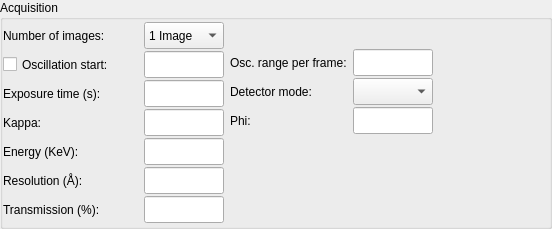
This is BlissFramework/Bricks/widgets/ui_files/Qt4_acquisition_widget_vertical_simple_layout.ui in mxcube/mxcubeqt as Qt 5 draws it before an edit. The edited form follows.
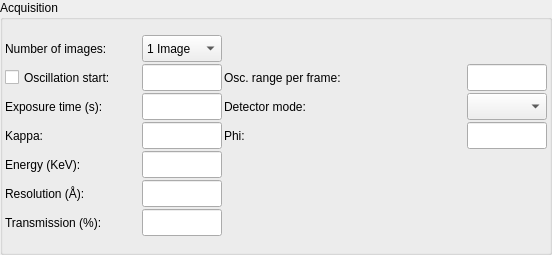
This is the edited form.

What changed in the file:
```diff
--- a/BlissFramework/Bricks/widgets/ui_files/Qt4_acquisition_widget_vertical_simple_layout.ui
+++ b/BlissFramework/Bricks/widgets/ui_files/Qt4_acquisition_widget_vertical_simple_layout.ui
@@ -7,7 +7,7 @@
     <x>0</x>
     <y>0</y>
     <width>552</width>
-    <height>229</height>
+    <height>255</height>
    </rect>
   </property>
   <property name="sizePolicy">
@@ -47,36 +47,62 @@
       <property name="spacing">
        <number>2</number>
       </property>
-      <property name="leftMargin">
-       <number>0</number>
+      <property name="margin">
+       <number>2</number>
       </property>
+      <item>
+       <layout class="QGridLayout" name="gridLayout">
       <property name="topMargin">
+         <number>0</number>
+        </property>
+        <property name="spacing">
        <number>2</number>
       </property>
-      <property name="rightMargin">
-       <number>0</number>
-      </property>
-      <property name="bottomMargin">
-       <number>0</number>
-      </property>
-      <item>
-       <layout class="QHBoxLayout">
-        <item>
-         <layout class="QHBoxLayout">
-          <property name="spacing">
-           <number>6</number>
+        <item row="3" column="2">
+         <widget class="QLabel" name="kappa_phi_label">
+          <property name="minimumSize">
+           <size>
+            <width>0</width>
+            <height>27</height>
+           </size>
+          </property>
+          <property name="maximumSize">
+           <size>
+            <width>16777215</width>
+            <height>27</height>
+           </size>
+          </property>
+          <property name="text">
+           <string>Phi:</string>
           </property>
-          <property name="margin">
-           <number>0</number>
+          <property name="wordWrap">
+           <bool>false</bool>
           </property>
-          <item>
-           <layout class="QHBoxLayout">
-            <item>
-             <layout class="QVBoxLayout">
-              <property name="spacing">
-               <number>2</number>
-              </property>
-              <item>
+         </widget>
+        </item>
+        <item row="2" column="0">
+         <widget class="QLabel" name="exp_time_label">
+          <property name="minimumSize">
+           <size>
+            <width>0</width>
+            <height>27</height>
+           </size>
+          </property>
+          <property name="maximumSize">
+           <size>
+            <width>16777215</width>
+            <height>27</height>
+           </size>
+          </property>
+          <property name="text">
+           <string>Exposure time (s):</string>
+          </property>
+          <property name="wordWrap">
+           <bool>false</bool>
+          </property>
+         </widget>
+        </item>
+        <item row="0" column="0">
                <widget class="QLabel" name="num_images_label">
                 <property name="sizePolicy">
                  <sizepolicy hsizetype="Fixed" vsizetype="Preferred">
@@ -111,105 +137,7 @@
                 </property>
                </widget>
               </item>
-              <item>
-               <widget class="QCheckBox" name="osc_start_cbox">
-                <property name="maximumSize">
-                 <size>
-                  <width>16777215</width>
-                  <height>27</height>
-                 </size>
-                </property>
-                <property name="text">
-                 <string>Oscillation start:</string>
-                </property>
-               </widget>
-              </item>
-              <item>
-               <widget class="QLabel" name="exp_time_label">
-                <property name="minimumSize">
-                 <size>
-                  <width>0</width>
-                  <height>27</height>
-                 </size>
-                </property>
-                <property name="maximumSize">
-                 <size>
-                  <width>16777215</width>
-                  <height>27</height>
-                 </size>
-                </property>
-                <property name="text">
-                 <string>Exposure time (s):</string>
-                </property>
-                <property name="wordWrap">
-                 <bool>false</bool>
-                </property>
-               </widget>
-              </item>
-              <item>
-               <widget class="QLabel" name="kappa_label">
-                <property name="minimumSize">
-                 <size>
-                  <width>0</width>
-                  <height>27</height>
-                 </size>
-                </property>
-                <property name="maximumSize">
-                 <size>
-                  <width>16777215</width>
-                  <height>27</height>
-                 </size>
-                </property>
-                <property name="text">
-                 <string>Kappa:</string>
-                </property>
-               </widget>
-              </item>
-              <item>
-               <widget class="QLabel" name="energy_label">
-                <property name="minimumSize">
-                 <size>
-                  <width>0</width>
-                  <height>27</height>
-                 </size>
-                </property>
-                <property name="maximumSize">
-                 <size>
-                  <width>16777215</width>
-                  <height>27</height>
-                 </size>
-                </property>
-                <property name="text">
-                 <string>Energy (KeV):</string>
-                </property>
-                <property name="wordWrap">
-                 <bool>false</bool>
-                </property>
-               </widget>
-              </item>
-              <item>
-               <widget class="QLabel" name="resolution_label">
-                <property name="minimumSize">
-                 <size>
-                  <width>0</width>
-                  <height>27</height>
-                 </size>
-                </property>
-                <property name="maximumSize">
-                 <size>
-                  <width>16777215</width>
-                  <height>27</height>
-                 </size>
-                </property>
-                <property name="text">
-                 <string>Resolution (Å):</string>
-                </property>
-                <property name="wordWrap">
-                 <bool>false</bool>
-                </property>
-               </widget>
-              </item>
-              <item>
+        <item row="6" column="0">
                <widget class="QLabel" name="transmission_label">
                 <property name="sizePolicy">
                  <sizepolicy hsizetype="Preferred" vsizetype="Preferred">
@@ -237,14 +165,20 @@
                 </property>
                </widget>
               </item>
-             </layout>
-            </item>
-            <item>
-             <layout class="QVBoxLayout">
-              <property name="spacing">
-               <number>2</number>
-              </property>
-              <item>
+        <item row="1" column="0">
+         <widget class="QCheckBox" name="osc_start_cbox">
+          <property name="maximumSize">
+           <size>
+            <width>16777215</width>
+            <height>27</height>
+           </size>
+          </property>
+          <property name="text">
+           <string>Oscillation start:</string>
+          </property>
+         </widget>
+        </item>
+        <item row="0" column="1">
                <widget class="QComboBox" name="num_images_cbox">
                 <property name="minimumSize">
                  <size>
@@ -275,7 +209,7 @@
                 </item>
                </widget>
               </item>
-              <item>
+        <item row="1" column="1">
                <widget class="QLineEdit" name="osc_start_ledit">
                 <property name="minimumSize">
                  <size>
@@ -291,7 +225,26 @@
                 </property>
                </widget>
               </item>
-              <item>
+        <item row="3" column="0">
+         <widget class="QLabel" name="kappa_label">
+          <property name="minimumSize">
+           <size>
+            <width>0</width>
+            <height>27</height>
+           </size>
+          </property>
+          <property name="maximumSize">
+           <size>
+            <width>16777215</width>
+            <height>27</height>
+           </size>
+          </property>
+          <property name="text">
+           <string>Kappa:</string>
+          </property>
+         </widget>
+        </item>
+        <item row="2" column="1">
                <widget class="QLineEdit" name="exp_time_ledit">
                 <property name="minimumSize">
                  <size>
@@ -307,7 +260,51 @@
                 </property>
                </widget>
               </item>
-              <item>
+        <item row="4" column="0">
+         <widget class="QLabel" name="energy_label">
+          <property name="minimumSize">
+           <size>
+            <width>0</width>
+            <height>27</height>
+           </size>
+          </property>
+          <property name="maximumSize">
+           <size>
+            <width>16777215</width>
+            <height>27</height>
+           </size>
+          </property>
+          <property name="text">
+           <string>Energy (KeV):</string>
+          </property>
+          <property name="wordWrap">
+           <bool>false</bool>
+          </property>
+         </widget>
+        </item>
+        <item row="5" column="0">
+         <widget class="QLabel" name="resolution_label">
+          <property name="minimumSize">
+           <size>
+            <width>0</width>
+            <height>27</height>
+           </size>
+          </property>
+          <property name="maximumSize">
+           <size>
+            <width>16777215</width>
+            <height>27</height>
+           </size>
+          </property>
+          <property name="text">
+           <string>Resolution (Å):</string>
+          </property>
+          <property name="wordWrap">
+           <bool>false</bool>
+          </property>
+         </widget>
+        </item>
+        <item row="3" column="1">
                <widget class="QLineEdit" name="kappa_ledit">
                 <property name="minimumSize">
                  <size>
@@ -323,7 +320,7 @@
                 </property>
                </widget>
               </item>
-              <item>
+        <item row="4" column="1">
                <widget class="QLineEdit" name="energy_ledit">
                 <property name="minimumSize">
                  <size>
@@ -339,7 +336,7 @@
                 </property>
                </widget>
               </item>
-              <item>
+        <item row="5" column="1">
                <widget class="QLineEdit" name="resolution_ledit">
                 <property name="minimumSize">
                  <size>
@@ -355,53 +352,7 @@
                 </property>
                </widget>
               </item>
-              <item>
-               <widget class="QLineEdit" name="transmission_ledit">
-                <property name="minimumSize">
-                 <size>
-                  <width>80</width>
-                  <height>27</height>
-                 </size>
-                </property>
-                <property name="maximumSize">
-                 <size>
-                  <width>70</width>
-                  <height>27</height>
-                 </size>
-                </property>
-               </widget>
-              </item>
-             </layout>
-            </item>
-           </layout>
-          </item>
-          <item>
-           <layout class="QHBoxLayout">
-            <property name="margin">
-             <number>0</number>
-            </property>
-            <item>
-             <layout class="QVBoxLayout">
-              <property name="spacing">
-               <number>2</number>
-              </property>
-              <item>
-               <spacer name="verticalSpacer_3">
-                <property name="orientation">
-                 <enum>Qt::Vertical</enum>
-                </property>
-                <property name="sizeType">
-                 <enum>QSizePolicy::Fixed</enum>
-                </property>
-                <property name="sizeHint" stdset="0">
-                 <size>
-                  <width>40</width>
-                  <height>27</height>
-                 </size>
-                </property>
-               </spacer>
-              </item>
-              <item>
+        <item row="1" column="2">
                <widget class="QLabel" name="osc_range_label">
                 <property name="minimumSize">
                  <size>
@@ -423,7 +374,23 @@
                 </property>
                </widget>
               </item>
-              <item>
+        <item row="6" column="1">
+         <widget class="QLineEdit" name="transmission_ledit">
+          <property name="minimumSize">
+           <size>
+            <width>80</width>
+            <height>27</height>
+           </size>
+          </property>
+          <property name="maximumSize">
+           <size>
+            <width>70</width>
+            <height>27</height>
+           </size>
+          </property>
+         </widget>
+        </item>
+        <item row="2" column="2">
                <widget class="QLabel" name="detector_roi_mode_label">
                 <property name="enabled">
                  <bool>true</bool>
@@ -454,65 +421,7 @@
                 </property>
                </widget>
               </item>
-              <item>
-               <widget class="QLabel" name="kappa_phi_label">
-                <property name="minimumSize">
-                 <size>
-                  <width>0</width>
-                  <height>27</height>
-                 </size>
-                </property>
-                <property name="maximumSize">
-                 <size>
-                  <width>16777215</width>
-                  <height>27</height>
-                 </size>
-                </property>
-                <property name="text">
-                 <string>Phi:</string>
-                </property>
-                <property name="wordWrap">
-                 <bool>false</bool>
-                </property>
-               </widget>
-              </item>
-              <item>
-               <spacer name="verticalSpacer">
-                <property name="orientation">
-                 <enum>Qt::Vertical</enum>
-                </property>
-                <property name="sizeHint" stdset="0">
-                 <size>
-                  <width>20</width>
-                  <height>40</height>
-                 </size>
-                </property>
-               </spacer>
-              </item>
-             </layout>
-            </item>
-            <item>
-             <layout class="QVBoxLayout">
-              <property name="spacing">
-               <number>2</number>
-              </property>
-              <item>
-               <spacer name="verticalSpacer_4">
-                <property name="orientation">
-                 <enum>Qt::Vertical</enum>
-                </property>
-                <property name="sizeType">
-                 <enum>QSizePolicy::Fixed</enum>
-                </property>
-                <property name="sizeHint" stdset="0">
-                 <size>
-                  <width>40</width>
-                  <height>27</height>
-                 </size>
-                </property>
-               </spacer>
-              </item>
-              <item>
+        <item row="1" column="3">
                <widget class="QLineEdit" name="osc_range_ledit">
                 <property name="minimumSize">
                  <size>
@@ -528,7 +437,7 @@
                 </property>
                </widget>
               </item>
-              <item>
+        <item row="2" column="3">
                <widget class="QComboBox" name="detector_roi_mode_combo">
                 <property name="enabled">
                  <bool>true</bool>
@@ -547,7 +456,7 @@
                 </property>
                </widget>
               </item>
-              <item>
+        <item row="3" column="3">
                <widget class="QLineEdit" name="kappa_phi_ledit">
                 <property name="minimumSize">
                  <size>
@@ -562,38 +471,6 @@
                  </size>
                 </property>
                </widget>
-              </item>
-              <item>
-               <spacer name="verticalSpacer_2">
-                <property name="orientation">
-                 <enum>Qt::Vertical</enum>
-                </property>
-                <property name="sizeHint" stdset="0">
-                 <size>
-                  <width>20</width>
-                  <height>40</height>
-                 </size>
-                </property>
-               </spacer>
-              </item>
-             </layout>
-            </item>
-           </layout>
-          </item>
-         </layout>
-        </item>
-        <item>
-         <spacer name="horizontalSpacer">
-          <property name="orientation">
-           <enum>Qt::Horizontal</enum>
-          </property>
-          <property name="sizeHint" stdset="0">
-           <size>
-            <width>40</width>
-            <height>20</height>
-           </size>
-          </property>
-         </spacer>
         </item>
        </layout>
       </item>
```
Lines whose indentation alone changed are shown as unchanged.
